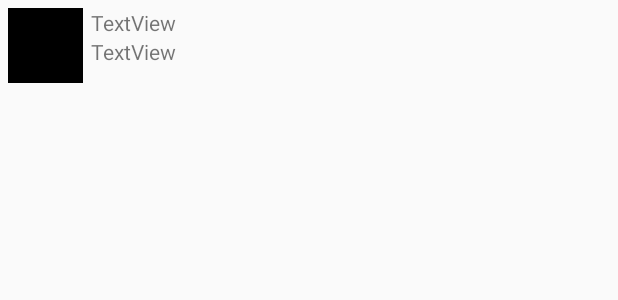
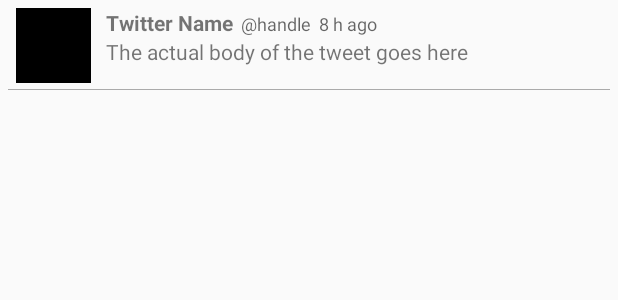
Before and after one commit to liangelali/MySimpleTwitter, an Android app: the layout item_tweet.xml on its own in the app's theme, with its tools: preview values and no code run, on a phone screen of 412 x 824 dp. Shown: the top 300 px of the screen. Run offline under Robolectric (Android 15) with nearby library versions, the phone set to English and light mode, and no system bars.

```diff
--- a/app/build.gradle
+++ b/app/build.gradle
@@ -45,4 +45,7 @@ dependencies {
     compile 'com.loopj.android:android-async-http:1.4.9'
     compile 'com.android.support.constraint:constraint-layout:1.0.2'
     compile 'com.android.support:recyclerview-v7:25.3.1'
+    compile 'jp.wasabeef:glide-transformations:2.0.2'
+    // If you want to use the GPU Filters
+    compile 'jp.co.cyberagent.android.gpuimage:gpuimage-library:1.4.1'
 }
--- a/app/src/main/java/com/codepath/apps/restclienttemplate/TimelineActivity.java
+++ b/app/src/main/java/com/codepath/apps/restclienttemplate/TimelineActivity.java
@@ -77,6 +77,7 @@ public class TimelineActivity extends AppCompatActivity {
 
             }
 
+
             @Override
             public void onFailure(int statusCode, Header[] headers, String responseString, Throwable throwable) {
                 Log.d("TwitterClient", responseString);
--- a/app/src/main/java/com/codepath/apps/restclienttemplate/TwitterApp.java
+++ b/app/src/main/java/com/codepath/apps/restclienttemplate/TwitterApp.java
@@ -1,11 +1,11 @@
 package com.codepath.apps.restclienttemplate;
+
+import android.app.Application;
+import android.content.Context;
 
 import com.raizlabs.android.dbflow.config.FlowConfig;
 import com.raizlabs.android.dbflow.config.FlowLog;
 import com.raizlabs.android.dbflow.config.FlowManager;
-
-import android.app.Application;
-import android.content.Context;
 
 /*
  * This is the Android application itself and is used to configure various settings
--- a/app/src/main/res/layout/item_tweet.xml
+++ b/app/src/main/res/layout/item_tweet.xml
@@ -4,29 +4,64 @@
     android:layout_margin="5dp"
     android:layout_width="match_parent" android:layout_height="wrap_content">
 
+    <TextView
+        android:id="@+id/tvTimeStamp"
+        android:layout_width="wrap_content"
+        android:layout_height="wrap_content"
+        android:text="8 h ago "
+        android:textAppearance="@style/TextAppearance.AppCompat.Caption"
+        android:layout_alignBaseline="@+id/tvHandle"
+        android:layout_alignBottom="@+id/tvHandle"
+        android:layout_toEndOf="@+id/tvHandle" />
+
     <ImageView
         android:id="@+id/ivProfileImage"
         android:layout_width="50dp"
         android:layout_height="50dp"
-        android:layout_alignParentStart="true"
+        android:layout_marginLeft="5dp"
+        app:srcCompat="@android:color/black"
         android:layout_alignParentTop="true"
-        app:srcCompat="@android:color/black" />
+        android:layout_alignParentStart="true" />
 
     <TextView
         android:id="@+id/tvUsername"
         android:layout_width="wrap_content"
         android:layout_height="wrap_content"
-        android:text="TextView"
-        android:layout_alignParentTop="true"
+        android:paddingRight="5dp"
+        android:text="Twitter Name"
+        android:textStyle="bold"
+        android:layout_alignTop="@+id/ivProfileImage"
         android:layout_alignStart="@+id/tvBody" />
 
     <TextView
         android:id="@+id/tvBody"
         android:layout_width="wrap_content"
         android:layout_height="wrap_content"
-        android:layout_alignBottom="@+id/ivProfileImage"
+        android:layout_alignParentEnd="true"
         android:layout_below="@+id/tvUsername"
-        android:layout_marginLeft="5dp"
+        android:layout_marginLeft="10dp"
+        android:layout_marginRight="10dp"
         android:layout_toEndOf="@+id/ivProfileImage"
-        android:text="TextView" />
+        android:paddingBottom="15dp"
+        android:text="The actual body of the tweet goes here" />
+
+    <TextView
+        android:id="@+id/tvHandle"
+        android:layout_width="wrap_content"
+        android:layout_height="wrap_content"
+        android:paddingRight="5dp"
+        android:text="\@handle"
+        android:textAppearance="@style/TextAppearance.AppCompat.Caption"
+        android:layout_alignBaseline="@+id/tvUsername"
+        android:layout_alignBottom="@+id/tvUsername"
+        android:layout_toEndOf="@+id/tvUsername" />
+
+    <View
+        android:layout_width="match_parent"
+        android:layout_height="0.5dp"
+        android:layout_below="@id/tvBody"
+        android:paddingTop="5dp"
+        android:paddingBottom="2dp"
+        android:background="@android:color/darker_gray"/>
+
 </RelativeLayout>
```
Also changed, not shown: app/src/main/java/com/codepath/apps/restclienttemplate/TweetAdapter.java (+33 -1 lines), app/src/main/res/layout/activity_timeline.xml (+2 -6 lines).
